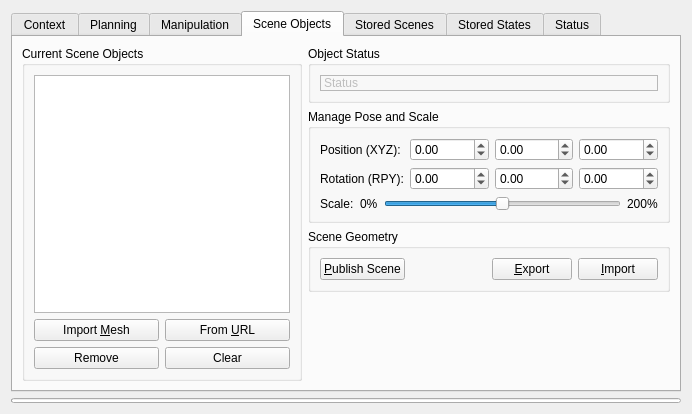
The window that moveit_ros/visualization/motion_planning_rviz_plugin/src/ui/motion_planning_rviz_plugin_frame.ui (ros-gbp/moveit-release) describes before a commit, drawn with Qt 5.
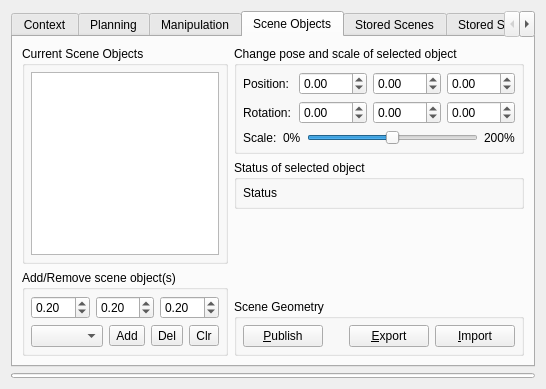
The same window after the commit. The open tabs and pages were chosen to show the change. Icons and pictures are not drawn. Custom widgets are drawn as their Qt base class.

The edit to the form file:
```diff
--- a/moveit_ros/visualization/motion_planning_rviz_plugin/src/ui/motion_planning_rviz_plugin_frame.ui
+++ b/moveit_ros/visualization/motion_planning_rviz_plugin/src/ui/motion_planning_rviz_plugin_frame.ui
@@ -6,12 +6,12 @@
    <rect>
     <x>0</x>
     <y>0</y>
-    <width>692</width>
-    <height>414</height>
+    <width>532</width>
+    <height>389</height>
    </rect>
   </property>
   <property name="windowTitle">
-   <string>MoveIt! Planning Frame</string>
+   <string>MoveIt Planning Frame</string>
   </property>
   <layout class="QVBoxLayout" name="verticalLayout_5">
    <item>
@@ -26,7 +26,7 @@
       <bool>false</bool>
      </property>
      <property name="currentIndex">
-      <number>0</number>
+      <number>3</number>
      </property>
      <widget class="QWidget" name="context">
       <attribute name="title">
@@ -355,6 +355,9 @@
       <layout class="QHBoxLayout" name="horizontalLayout_9">
        <item>
         <layout class="QVBoxLayout" name="verticalLayout_11">
+         <property name="spacing">
+          <number>0</number>
+         </property>
          <item>
           <layout class="QHBoxLayout" name="horizontalLayout_7">
            <property name="spacing">
@@ -369,6 +372,15 @@
               <property name="spacing">
                <number>4</number>
               </property>
+              <property name="leftMargin">
+               <number>6</number>
+              </property>
+              <property name="rightMargin">
+               <number>6</number>
+              </property>
+              <property name="bottomMargin">
+               <number>6</number>
+              </property>
               <item>
                <widget class="QPushButton" name="plan_button">
                 <property name="text">
@@ -419,6 +431,13 @@
                 </property>
                </widget>
               </item>
+              <item>
+               <widget class="QPushButton" name="clear_octomap_button">
+                <property name="text">
+                 <string>Clear octomap</string>
+                </property>
+               </widget>
+              </item>
              </layout>
             </widget>
            </item>
@@ -427,17 +446,17 @@
              <property name="title">
               <string>Query</string>
              </property>
-             <layout class="QGridLayout" name="gridLayout_6">
+             <layout class="QVBoxLayout" name="verticalLayout_6">
               <property name="leftMargin">
-               <number>4</number>
+               <number>6</number>
               </property>
               <property name="rightMargin">
-               <number>4</number>
+               <number>6</number>
               </property>
               <property name="bottomMargin">
-               <number>4</number>
+               <number>6</number>
               </property>
-              <item row="1" column="0">
+              <item>
                <layout class="QVBoxLayout" name="verticalLayout_planning_group">
                 <item>
                  <widget class="QLabel" name="label_planning_group">
@@ -451,7 +470,7 @@
                 </item>
                </layout>
               </item>
-              <item row="2" column="0">
+              <item>
                <layout class="QVBoxLayout" name="verticalLayout_start_state">
                 <item>
                  <widget class="QLabel" name="label_start_state">
@@ -465,7 +484,7 @@
                 </item>
                </layout>
               </item>
-              <item row="3" column="0">
+              <item>
                <layout class="QVBoxLayout" name="verticalLayout_goal_state">
                 <item>
                  <widget class="QLabel" name="label_goal_state">
@@ -479,30 +498,26 @@
                 </item>
                </layout>
               </item>
-              <item row="4" column="0">
-               <widget class="QPushButton" name="clear_octomap_button">
-                <property name="text">
-                 <string>Clear octomap</string>
-                </property>
-               </widget>
-              </item>
-              <item row="5" column="0">
+             </layout>
+            </widget>
+           </item>
+          </layout>
+         </item>
+         <item>
                <spacer name="verticalSpacer">
                 <property name="orientation">
                  <enum>Qt::Vertical</enum>
                 </property>
+           <property name="sizeType">
+            <enum>QSizePolicy::Fixed</enum>
+           </property>
                 <property name="sizeHint" stdset="0">
                  <size>
                   <width>20</width>
-                  <height>40</height>
+             <height>6</height>
                  </size>
                 </property>
                </spacer>
-              </item>
-             </layout>
-            </widget>
-           </item>
-          </layout>
          </item>
          <item>
           <widget class="QGroupBox" name="groupBox_12">
@@ -510,11 +525,17 @@
             <string>Path Constraints</string>
            </property>
            <layout class="QVBoxLayout" name="verticalLayout_15">
+            <property name="leftMargin">
+             <number>6</number>
+            </property>
             <property name="topMargin">
              <number>4</number>
             </property>
+            <property name="rightMargin">
+             <number>6</number>
+            </property>
             <property name="bottomMargin">
-             <number>1</number>
+             <number>6</number>
             </property>
             <item>
              <widget class="QComboBox" name="path_constraints_combo_box"/>
@@ -552,6 +573,11 @@
         </layout>
        </item>
        <item>
+        <layout class="QVBoxLayout" name="verticalLayout_18">
+         <property name="spacing">
+          <number>0</number>
+         </property>
+         <item>
         <widget class="QGroupBox" name="groupBox_10">
          <property name="title">
           <string>Options</string>
@@ -560,6 +586,9 @@
           <property name="spacing">
            <number>2</number>
           </property>
+            <property name="bottomMargin">
+             <number>4</number>
+            </property>
           <item>
            <layout class="QHBoxLayout" name="horizontalLayout_3">
             <property name="spacing">
@@ -731,6 +760,9 @@
             </property>
            </widget>
           </item>
+           </layout>
+          </widget>
+         </item>
           <item>
            <spacer name="verticalSpacer_2">
             <property name="orientation">
@@ -745,7 +777,6 @@
            </spacer>
           </item>
          </layout>
-        </widget>
        </item>
       </layout>
      </widget>
@@ -824,6 +855,36 @@
           <string>ROI</string>
          </property>
          <layout class="QGridLayout" name="gridLayout_14">
+          <item row="0" column="2">
+           <widget class="QDoubleSpinBox" name="roi_center_y">
+            <property name="minimum">
+             <double>-99.000000000000000</double>
+            </property>
+            <property name="singleStep">
+             <double>0.010000000000000</double>
+            </property>
+           </widget>
+          </item>
+          <item row="1" column="1">
+           <widget class="QDoubleSpinBox" name="roi_size_x">
+            <property name="singleStep">
+             <double>0.010000000000000</double>
+            </property>
+            <property name="value">
+             <double>4.000000000000000</double>
+            </property>
+           </widget>
+          </item>
+          <item row="1" column="3">
+           <widget class="QDoubleSpinBox" name="roi_size_z">
+            <property name="singleStep">
+             <double>0.010000000000000</double>
+            </property>
+            <property name="value">
+             <double>1.200000000000000</double>
+            </property>
+           </widget>
+          </item>
           <item row="1" column="2">
            <widget class="QDoubleSpinBox" name="roi_size_y">
             <property name="singleStep">
@@ -841,8 +902,8 @@
             </property>
            </widget>
           </item>
-          <item row="0" column="2">
-           <widget class="QDoubleSpinBox" name="roi_center_y">
+          <item row="0" column="1">
+           <widget class="QDoubleSpinBox" name="roi_center_x">
             <property name="minimum">
              <double>-99.000000000000000</double>
             </property>
@@ -851,16 +912,6 @@
             </property>
            </widget>
           </item>
-          <item row="1" column="3">
-           <widget class="QDoubleSpinBox" name="roi_size_z">
-            <property name="singleStep">
-             <double>0.010000000000000</double>
-            </property>
-            <property name="value">
-             <double>1.200000000000000</double>
-            </property>
-           </widget>
-          </item>
           <item row="0" column="0">
            <widget class="QLabel" name="label_12">
             <property name="text">
@@ -868,16 +919,6 @@
             </property>
            </widget>
           </item>
-          <item row="1" column="1">
-           <widget class="QDoubleSpinBox" name="roi_size_x">
-            <property name="singleStep">
-             <double>0.010000000000000</double>
-            </property>
-            <property name="value">
-             <double>4.000000000000000</double>
-            </property>
-           </widget>
-          </item>
           <item row="0" column="3">
            <widget class="QDoubleSpinBox" name="roi_center_z">
             <property name="minimum">
@@ -891,42 +932,6 @@
             </property>
            </widget>
           </item>
-          <item row="0" column="1">
-           <widget class="QDoubleSpinBox" name="roi_center_x">
-            <property name="minimum">
-             <double>-99.000000000000000</double>
-            </property>
-            <property name="singleStep">
-             <double>0.010000000000000</double>
-            </property>
-           </widget>
-          </item>
-          <item row="0" column="4">
-           <spacer name="horizontalSpacer_5">
-            <property name="orientation">
-             <enum>Qt::Horizontal</enum>
-            </property>
-            <property name="sizeHint" stdset="0">
-             <size>
-              <width>40</width>
-              <height>20</height>
-             </size>
-            </property>
-           </spacer>
-          </item>
-          <item row="1" column="4">
-           <spacer name="horizontalSpacer_6">
-            <property name="orientation">
-             <enum>Qt::Horizontal</enum>
-            </property>
-            <property name="sizeHint" stdset="0">
-             <size>
-              <width>40</width>
-              <height>20</height>
-             </size>
-            </property>
-           </spacer>
-          </item>
          </layout>
         </widget>
        </item>
@@ -936,101 +941,249 @@
       <attribute name="title">
        <string>Scene Objects</string>
       </attribute>
-      <layout class="QGridLayout" name="gridLayout_4">
-       <item row="0" column="1">
-        <widget class="QGroupBox" name="groupBox_5">
+      <layout class="QHBoxLayout" name="gridLayout_4">
+       <item>
+        <layout class="QVBoxLayout" name="verticalLayout_19">
+         <item>
+          <widget class="QGroupBox" name="groupBox_8">
          <property name="title">
-          <string>Object Status</string>
-         </property>
-         <layout class="QVBoxLayout" name="verticalLayout_12">
+            <string>Current Scene Objects</string>
+           </property>
+           <layout class="QVBoxLayout" name="verticalLayout_17">
+            <property name="leftMargin">
+             <number>6</number>
+            </property>
+            <property name="topMargin">
+             <number>6</number>
+            </property>
+            <property name="rightMargin">
+             <number>6</number>
+            </property>
+            <property name="bottomMargin">
+             <number>6</number>
+            </property>
           <item>
-           <widget class="QLabel" name="object_status">
-            <property name="enabled">
-             <bool>false</bool>
-            </property>
-            <property name="frameShape">
-             <enum>QFrame::StyledPanel</enum>
-            </property>
-            <property name="frameShadow">
-             <enum>QFrame::Raised</enum>
-            </property>
+             <widget class="QListWidget" name="collision_objects_list">
+              <property name="sizePolicy">
+               <sizepolicy hsizetype="Expanding" vsizetype="Expanding">
+                <horstretch>0</horstretch>
+                <verstretch>0</verstretch>
+               </sizepolicy>
+              </property>
+              <property name="toolTip">
+               <string>Press Ctrl+C to duplicate an object</string>
+              </property>
+              <property name="editTriggers">
+               <set>QAbstractItemView::DoubleClicked|QAbstractItemView::EditKeyPressed</set>
+              </property>
+             </widget>
+            </item>
+           </layout>
+          </widget>
+         </item>
+         <item>
+          <widget class="QGroupBox" name="groupBox_4">
+           <property name="sizePolicy">
+            <sizepolicy hsizetype="Preferred" vsizetype="Preferred">
+             <horstretch>0</horstretch>
+             <verstretch>0</verstretch>
+            </sizepolicy>
+           </property>
+           <property name="title">
+            <string>Add/Remove scene object(s)</string>
+           </property>
+           <layout class="QVBoxLayout" name="verticalLayout_16">
+            <property name="leftMargin">
+             <number>6</number>
+            </property>
+            <property name="topMargin">
+             <number>6</number>
+            </property>
+            <property name="rightMargin">
+             <number>6</number>
+            </property>
+            <property name="bottomMargin">
+             <number>6</number>
+            </property>
+            <item>
+             <layout class="QHBoxLayout" name="horizontalLayout_16">
+              <item>
+               <widget class="QDoubleSpinBox" name="shape_size_x_spin_box">
+                <property name="toolTip">
+                 <string>x dimension</string>
+                </property>
+                <property name="singleStep">
+                 <double>0.050000000000000</double>
+                </property>
+                <property name="value">
+                 <double>0.200000000000000</double>
+                </property>
+               </widget>
+              </item>
+              <item>
+               <widget class="QDoubleSpinBox" name="shape_size_z_spin_box">
+                <property name="toolTip">
+                 <string>y dimension</string>
+                </property>
+                <property name="singleStep">
+                 <double>0.050000000000000</double>
+                </property>
+                <property name="value">
+                 <double>0.200000000000000</double>
+                </property>
+               </widget>
+              </item>
+              <item>
+               <widget class="QDoubleSpinBox" name="shape_size_y_spin_box">
+                <property name="toolTip">
+                 <string>z dimension</string>
+                </property>
+                <property name="singleStep">
+                 <double>0.050000000000000</double>
+                </property>
+                <property name="value">
+                 <double>0.200000000000000</double>
+                </property>
+               </widget>
+              </item>
+             </layout>
+            </item>
+            <item>
+             <layout class="QHBoxLayout" name="horizontalLayout_13">
+              <item>
+               <widget class="QComboBox" name="shapes_combo_box"/>
+              </item>
+              <item>
+               <widget class="QToolButton" name="add_object_button">
+                <property name="sizePolicy">
+                 <sizepolicy hsizetype="Fixed" vsizetype="Fixed">
+                  <horstretch>0</horstretch>
+                  <verstretch>0</verstretch>
+                 </sizepolicy>
+                </property>
+                <property name="toolTip">
+                 <string>Add object at scene's origin</string>
+                </property>
             <property name="text">
-             <string>Status</string>
-            </property>
-            <property name="textFormat">
-             <enum>Qt::AutoText</enum>
+                 <string>Add</string>
+                </property>
+                <property name="icon">
+                 <iconset>
+                  <normaloff>:/icons/list-add.png</normaloff>:/icons/list-add.png</iconset>
             </property>
            </widget>
           </item>
-         </layout>
-        </widget>
-       </item>
-       <item row="1" column="1">
+              <item>
+               <widget class="QToolButton" name="remove_object_button">
+                <property name="sizePolicy">
+                 <sizepolicy hsizetype="Fixed" vsizetype="Fixed">
+                  <horstretch>0</horstretch>
+                  <verstretch>0</verstretch>
+                 </sizepolicy>
+                </property>
+                <property name="toolTip">
+                 <string>Remove selected object</string>
+                </property>
+                <property name="text">
+                 <string>Del</string>
+                </property>
+                <property name="icon">
+                 <iconset>
+                  <normaloff>:/icons/list-remove.png</normaloff>:/icons/list-remove.png</iconset>
+                </property>
+               </widget>
+              </item>
+              <item>
+               <widget class="QToolButton" name="clear_scene_button">
+                <property name="sizePolicy">
+                 <sizepolicy hsizetype="Fixed" vsizetype="Fixed">
+                  <horstretch>0</horstretch>
+                  <verstretch>0</verstretch>
+                 </sizepolicy>
+                </property>
+                <property name="toolTip">
+                 <string>Clear planning scene</string>
+                </property>
+                <property name="text">
+                 <string>Clr</string>
+                </property>
+                <property name="icon">
+                 <iconset>
+                  <normaloff>:/icons/edit-clear.png</normaloff>:/icons/edit-clear.png</iconset>
+                </property>
+               </widget>
+              </item>
+             </layout>
+            </item>
+           </layout>
+          </widget>
+         </item>
+        </layout>
+       </item>
+       <item>
+        <layout class="QVBoxLayout" name="verticalLayout_20">
+         <item>
         <widget class="QGroupBox" name="pose_scale_group_box">
          <property name="title">
-          <string>Manage Pose and Scale</string>
-         </property>
-         <layout class="QVBoxLayout" name="verticalLayout_6">
-          <item>
-           <layout class="QHBoxLayout" name="horizontalLayout_6">
-            <item>
+            <string>Change pose and scale of selected object</string>
+           </property>
+           <layout class="QGridLayout" name="gridLayout">
+            <property name="leftMargin">
+             <number>6</number>
+            </property>
+            <property name="topMargin">
+             <number>6</number>
+            </property>
+            <property name="rightMargin">
+             <number>6</number>
+            </property>
+            <property name="bottomMargin">
+             <number>6</number>
+            </property>
+            <property name="verticalSpacing">
+             <number>6</number>
+            </property>
+            <item row="1" column="0">
              <widget class="QLabel" name="label_4">
               <property name="text">
-               <string>Position (XYZ): </string>
+               <string>Position: </string>
               </property>
              </widget>
             </item>
-            <item>
-             <widget class="QDoubleSpinBox" name="object_x">
-              <property name="minimum">
-               <double>-1000.000000000000000</double>
-              </property>
-              <property name="maximum">
-               <double>1000.000000000000000</double>
-              </property>
-              <property name="singleStep">
-               <double>0.100000000000000</double>
-              </property>
-             </widget>
-            </item>
-            <item>
-             <widget class="QDoubleSpinBox" name="object_y">
-              <property name="minimum">
-               <double>-1000.000000000000000</double>
-              </property>
-              <property name="maximum">
-               <double>1000.000000000000000</double>
-              </property>
-              <property name="singleStep">
-               <double>0.100000000000000</double>
-              </property>
-             </widget>
-            </item>
-            <item>
-             <widget class="QDoubleSpinBox" name="object_z">
-              <property name="minimum">
-               <double>-1000.000000000000000</double>
-              </property>
-              <property name="maximum">
-               <double>1000.000000000000000</double>
-              </property>
-              <property name="singleStep">
-               <double>0.100000000000000</double>
-              </property>
-             </widget>
-            </item>
-           </layout>
-          </item>
-          <item>
-           <layout class="QHBoxLayout" name="horizontalLayout_4">
-            <item>
+            <item row="2" column="0">
              <widget class="QLabel" name="label_13">
               <property name="text">
-               <string>Rotation (RPY):</string>
+               <string>Rotation:</string>
               </property>
              </widget>
             </item>
-            <item>
+            <item row="1" column="1">
+             <widget class="QDoubleSpinBox" name="object_x">
+              <property name="minimum">
+               <double>-999.990000000000009</double>
+              </property>
+              <property name="maximum">
+               <double>999.990000000000009</double>
+              </property>
+              <property name="singleStep">
+               <double>0.100000000000000</double>
+              </property>
+             </widget>
+            </item>
+            <item row="2" column="3">
+             <widget class="QDoubleSpinBox" name="object_rz">
+              <property name="minimum">
+               <double>-3.140000000000000</double>
+              </property>
+              <property name="maximum">
+               <double>3.140000000000000</double>
+              </property>
+              <property name="singleStep">
+               <double>0.100000000000000</double>
+              </property>
+             </widget>
+            </item>
+            <item row="2" column="1">
              <widget class="QDoubleSpinBox" name="object_rx">
               <property name="minimum">
                <double>-3.140000000000000</double>
@@ -1043,7 +1196,7 @@
               </property>
              </widget>
             </item>
-            <item>
+            <item row="2" column="2">
              <widget class="QDoubleSpinBox" name="object_ry">
               <property name="minimum">
                <double>-3.140000000000000</double>
@@ -1056,22 +1209,20 @@
               </property>
              </widget>
             </item>
-            <item>
-             <widget class="QDoubleSpinBox" name="object_rz">
+            <item row="1" column="2">
+             <widget class="QDoubleSpinBox" name="object_y">
               <property name="minimum">
-               <double>-3.140000000000000</double>
+               <double>-999.990000000000009</double>
               </property>
               <property name="maximum">
-               <double>3.140000000000000</double>
+               <double>999.990000000000009</double>
               </property>
               <property name="singleStep">
                <double>0.100000000000000</double>
               </property>
              </widget>
             </item>
-           </layout>
-          </item>
-          <item>
+            <item row="3" column="0" colspan="4">
            <layout class="QHBoxLayout" name="horizontalLayout_5">
             <item>
              <widget class="QLabel" name="label">
@@ -1127,25 +1278,106 @@
             </item>
            </layout>
           </item>
+            <item row="1" column="3">
+             <widget class="QDoubleSpinBox" name="object_z">
+              <property name="minimum">
+               <double>-999.990000000000009</double>
+              </property>
+              <property name="maximum">
+               <double>999.990000000000009</double>
+              </property>
+              <property name="singleStep">
+               <double>0.100000000000000</double>
+              </property>
+             </widget>
+            </item>
          </layout>
         </widget>
        </item>
-       <item row="2" column="1">
+         <item>
+          <widget class="QGroupBox" name="groupBox_5">
+           <property name="title">
+            <string>Status of selected object</string>
+           </property>
+           <layout class="QVBoxLayout" name="verticalLayout_12">
+            <property name="leftMargin">
+             <number>6</number>
+            </property>
+            <property name="topMargin">
+             <number>6</number>
+            </property>
+            <property name="rightMargin">
+             <number>6</number>
+            </property>
+            <property name="bottomMargin">
+             <number>6</number>
+            </property>
+            <item>
+             <widget class="QLabel" name="object_status">
+              <property name="enabled">
+               <bool>true</bool>
+              </property>
+              <property name="frameShape">
+               <enum>QFrame::NoFrame</enum>
+              </property>
+              <property name="frameShadow">
+               <enum>QFrame::Raised</enum>
+              </property>
+              <property name="text">
+               <string>Status</string>
+              </property>
+              <property name="textFormat">
+               <enum>Qt::AutoText</enum>
+              </property>
+              <property name="WordWrap" stdset="0">
+               <bool>true</bool>
+              </property>
+             </widget>
+            </item>
+           </layout>
+          </widget>
+         </item>
+         <item>
+          <spacer name="verticalSpacer_4">
+           <property name="orientation">
+            <enum>Qt::Vertical</enum>
+           </property>
+           <property name="sizeHint" stdset="0">
+            <size>
+             <width>20</width>
+             <height>40</height>
+            </size>
+           </property>
+          </spacer>
+         </item>
+         <item>
         <widget class="QGroupBox" name="groupBox3">
          <property name="title">
           <string>Scene Geometry</string>
          </property>
          <layout class="QHBoxLayout" name="horizontalLayout_14">
+            <property name="leftMargin">
+             <number>6</number>
+            </property>
+            <property name="topMargin">
+             <number>6</number>
+            </property>
+            <property name="rightMargin">
+             <number>6</number>
+            </property>
+            <property name="bottomMargin">
+             <number>6</number>
+            </property>
           <item>
            <widget class="QPushButton" name="publish_current_scene_button">
             <property name="sizePolicy">
-             <sizepolicy hsizetype="MinimumExpanding" vsizetype="Preferred">
+               <sizepolicy hsizetype="Minimum" vsizetype="Fixed">
               <horstretch>0</horstretch>
               <verstretch>0</verstretch>
              </sizepolicy>
             </property>
             <property name="text">
-             <string>&amp;Publish Scene</string>
+               <string>&amp;Publish</string>
             </property>
            </widget>
           </item>
@@ -1164,92 +1396,28 @@
           </item>
           <item>
            <widget class="QPushButton" name="export_scene_geometry_text_button">
-            <property name="text">
-             <string>&amp;Export</string>
-            </property>
             <property name="toolTip">
              <string>Export scene geometry to a .scene file (only geometry information is preserved)</string>
             </property>
+              <property name="text">
+               <string>&amp;Export</string>
+              </property>
            </widget>
           </item>
           <item>
            <widget class="QPushButton" name="import_scene_geometry_text_button">
-            <property name="text">
-             <string>&amp;Import</string>
-            </property>
             <property name="toolTip">
              <string>Import scene geometry from a .scene file (only geometry information is preserved)</string>
             </property>
-           </widget>
-          </item>
-         </layout>
-        </widget>
-       </item>
-       <item row="0" column="0" rowspan="4">
-        <widget class="QGroupBox" name="groupBox_8">
-         <property name="toolTip">
-          <string>Press Ctrl+C to duplicate an object</string>
-         </property>
-         <property name="title">
-          <string>Current Scene Objects</string>
-         </property>
-         <layout class="QGridLayout" name="gridLayout_8">
-          <item row="1" column="1">
-           <widget class="QPushButton" name="import_object_url_button">
             <property name="text">
-             <string>From &amp;URL</string>
-            </property>
-            <property name="toolTip">
-             <string>Import a mesh from a URL</string>
-            </property>
-           </widget>
-          </item>
-          <item row="3" column="1">
-           <widget class="QPushButton" name="clear_scene_button">
-            <property name="text">
-             <string>Clear</string>
-            </property>
-           </widget>
-          </item>
-          <item row="3" column="0">
-           <widget class="QPushButton" name="remove_object_button">
-            <property name="text">
-             <string>Remove</string>
-            </property>
-           </widget>
-          </item>
-          <item row="1" column="0">
-           <widget class="QPushButton" name="import_object_file_button">
-            <property name="text">
-             <string>Import &amp;Mesh</string>
-            </property>
-            <property name="toolTip">
-             <string>Import a mesh from a file</string>
-            </property>
-           </widget>
-          </item>
-          <item row="0" column="0" colspan="2">
-           <widget class="QListWidget" name="collision_objects_list">
-            <property name="editTriggers">
-             <set>QAbstractItemView::DoubleClicked|QAbstractItemView::EditKeyPressed</set>
-            </property>
-           </widget>
-          </item>
+               <string>&amp;Import</string>
+              </property>
+             </widget>
+            </item>
          </layout>
         </widget>
        </item>
-       <item row="3" column="1">
-        <spacer name="verticalSpacer_4">
-         <property name="orientation">
-          <enum>Qt::Vertical</enum>
-         </property>
-         <property name="sizeHint" stdset="0">
-          <size>
-           <width>20</width>
-           <height>40</height>
-          </size>
-         </property>
-        </spacer>
+        </layout>
        </item>
       </layout>
      </widget>
@@ -1413,22 +1581,22 @@
            <layout class="QGridLayout" name="gridLayout_17">
             <item row="0" column="0">
              <widget class="QPushButton" name="load_state_button">
-              <property name="text">
-               <string>Load</string>
-              </property>
               <property name="toolTip">
                <string>Load a robot state</string>
               </property>
+              <property name="text">
+               <string>Load</string>
+              </property>
              </widget>
             </item>
             <item row="0" column="1">
              <widget class="QPushButton" name="clear_states_button">
-              <property name="text">
-               <string>Clear</string>
-              </property>
               <property name="toolTip">
                <string>Clear robot states from list</string>
               </property>
+              <property name="text">
+               <string>Clear</string>
+              </property>
              </widget>
             </item>
            </layout>
@@ -1472,22 +1640,22 @@
            <layout class="QGridLayout" name="gridLayout_16">
             <item row="0" column="0">
              <widget class="QPushButton" name="save_start_state_button">
-              <property name="text">
-               <string>Save Start</string>
-              </property>
               <property name="toolTip">
                <string>Save the current start state</string>
               </property>
+              <property name="text">
+               <string>Save Start</string>
+              </property>
              </widget>
             </item>
             <item row="0" column="1">
              <widget class="QPushButton" name="save_goal_state_button">
-              <property name="text">
-               <string>Save Goal</string>
-              </property>
               <property name="toolTip">
                <string>Save the current goal state</string>
               </property>
+              <property name="text">
+               <string>Save Goal</string>
+              </property>
              </widget>
             </item>
            </layout>
```
Left out of the diff: 4 changed lines with no effect on the pictures. Lines whose indentation alone changed are shown as unchanged.
